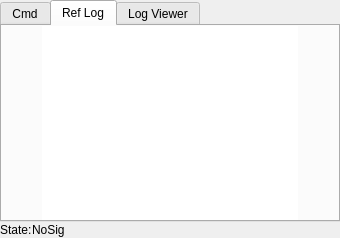
First picture: the form in msl_visualization/src/tools/basestation/RefBoxWidget/RefBoxWG.ui, repository dasys-lab/cnc-msl, before the edit.
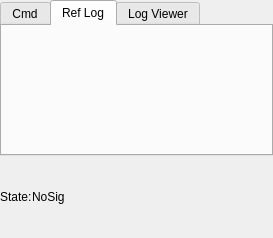
Second picture: the form after the edit. The open tabs and pages were chosen to show the change. Custom widgets are drawn as their Qt base class.

```diff
--- a/msl_visualization/src/tools/basestation/RefBoxWidget/RefBoxWG.ui
+++ b/msl_visualization/src/tools/basestation/RefBoxWidget/RefBoxWG.ui
@@ -8533,87 +8533,12 @@
       <attribute name="title">
        <string>Ref Log</string>
       </attribute>
-      <layout class="QVBoxLayout" name="verticalLayout_2">
-       <item>
-        <layout class="QHBoxLayout" name="horizontalLayout">
-         <item>
-          <spacer name="horizontalSpacer">
-           <property name="orientation">
-            <enum>Qt::Horizontal</enum>
-           </property>
-           <property name="sizeHint" stdset="0">
-            <size>
-             <width>40</width>
-             <height>20</height>
-            </size>
-           </property>
-          </spacer>
-         </item>
-         <item>
-          <widget class="QTextEdit" name="RefLog">
-           <property name="sizePolicy">
-            <sizepolicy hsizetype="Minimum" vsizetype="Minimum">
-             <horstretch>0</horstretch>
-             <verstretch>0</verstretch>
-            </sizepolicy>
-           </property>
-           <property name="maximumSize">
-            <size>
-             <width>260</width>
-             <height>200</height>
-            </size>
-           </property>
-           <property name="frameShape">
-            <enum>QFrame::NoFrame</enum>
-           </property>
-           <property name="frameShadow">
-            <enum>QFrame::Sunken</enum>
-           </property>
-           <property name="lineWidth">
-            <number>1</number>
-           </property>
-           <property name="midLineWidth">
-            <number>0</number>
-           </property>
-           <property name="readOnly">
-            <bool>true</bool>
-           </property>
-          </widget>
-         </item>
-         <item>
-          <spacer name="horizontalSpacer_2">
-           <property name="orientation">
-            <enum>Qt::Horizontal</enum>
-           </property>
-           <property name="sizeHint" stdset="0">
-            <size>
-             <width>40</width>
-             <height>20</height>
-            </size>
-           </property>
-          </spacer>
-         </item>
-        </layout>
-       </item>
-      </layout>
+      <layout class="QVBoxLayout" name="verticalLayout_2"/>
      </widget>
      <widget class="QWidget" name="tab_3">
       <attribute name="title">
        <string>Log Viewer</string>
       </attribute>
-      <widget class="LogWidget" name="LogW" native="true">
-       <property name="enabled">
-        <bool>true</bool>
-       </property>
-       <property name="geometry">
-        <rect>
-         <x>9</x>
-         <y>9</y>
-         <width>233</width>
-         <height>143</height>
-        </rect>
-       </property>
-      </widget>
      </widget>
     </widget>
    </item>
@@ -8671,14 +8596,6 @@
   <zorder></zorder>
  </widget>
  <layoutdefault spacing="0" margin="0"/>
- <customwidgets>
-  <customwidget>
-   <class>LogWidget</class>
-   <extends>QWidget</extends>
-   <header>LogWidget.h</header>
-   <container>1</container>
-  </customwidget>
- </customwidgets>
  <resources/>
  <connections/>
 </ui>
```
